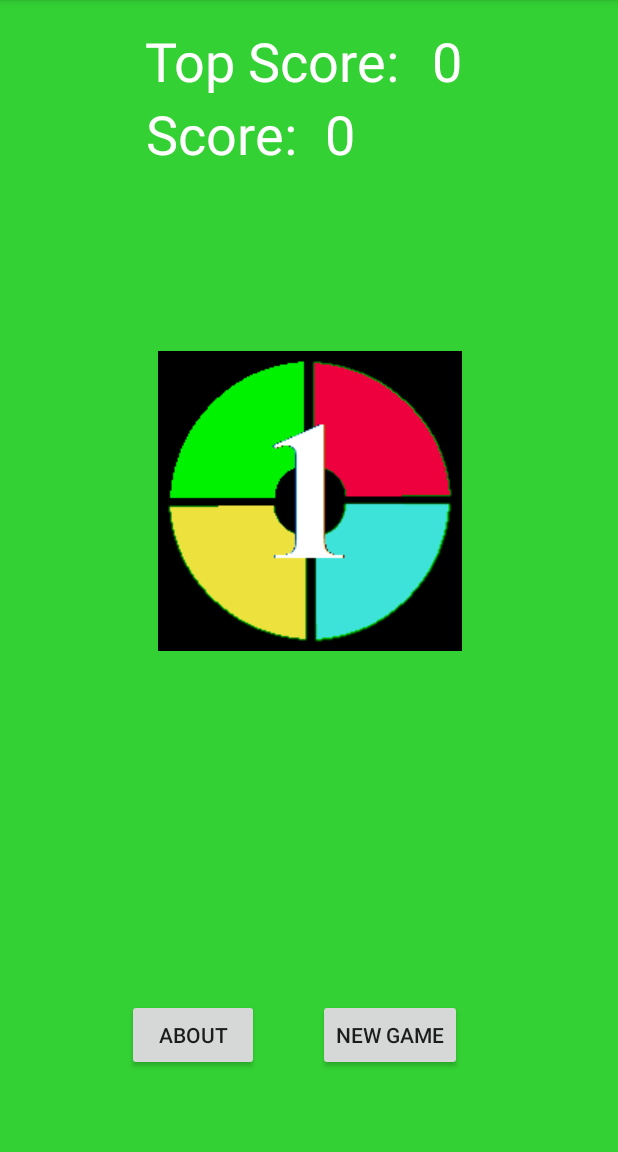
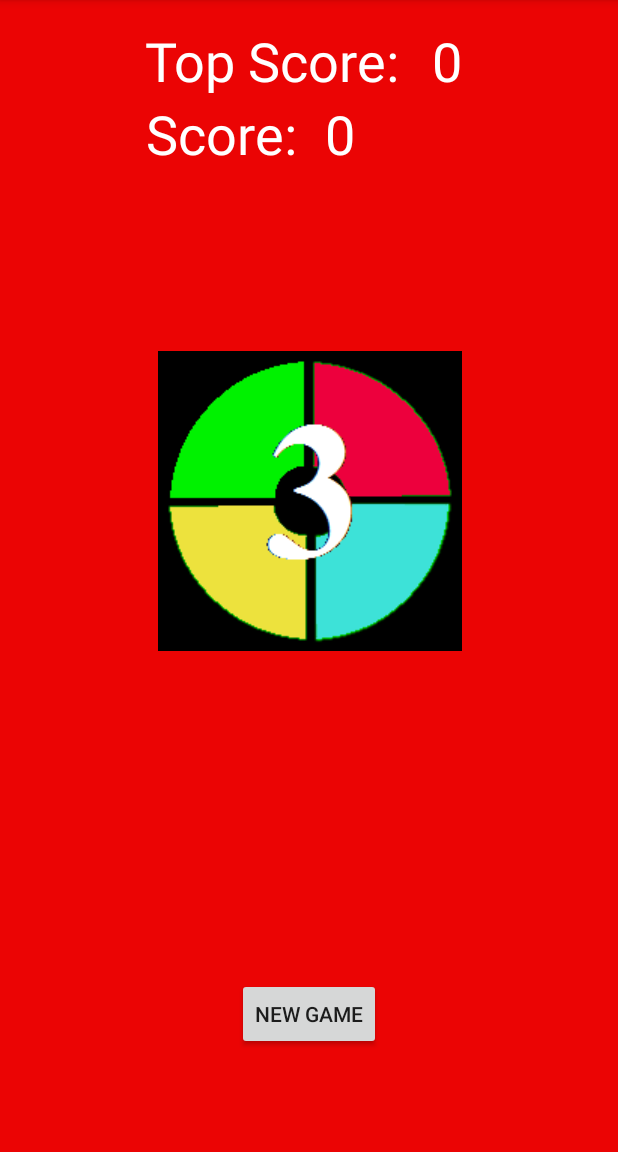
Before and after one commit to gary-larson/Simon, an Android app: the MainActivity screen opened directly, with no data from a screen before it, on a phone screen of 412 x 824 dp, the part 84-1236 px from its top. Run offline under Robolectric (Android 15) with nearby library versions, the phone set to English and light mode, and no system bars; pictures from the network do not load.

Commit message:
Sent gameMode to MainActivity, Added other two variations. Added gameMode to file processing, Removed about button from Content Main and centered new Game button. Changed mode 1 name to normal on title screen. Changed mode 2 name to fast on title screen.

```diff
--- a/app/src/main/java/com/example/gary/simon/MainActivity.java
+++ b/app/src/main/java/com/example/gary/simon/MainActivity.java
@@ -1,6 +1,7 @@
 package com.example.gary.simon;
 
 import android.content.Context;
+import android.content.Intent;
 import android.content.pm.ActivityInfo;
 import android.media.AudioAttributes;
 import android.media.SoundPool;
@@ -108,6 +109,7 @@ public class MainActivity extends AppCompatActivity
         simonSequence = new int[MAX_SEQ_LENGTH];
 
 
+
         // SoundPool variable initialization
         soundsLoaded = new HashSet<Integer>();
 
@@ -138,6 +140,15 @@ public class MainActivity extends AppCompatActivity
             TextView tv = (TextView)findViewById(R.id.topScore_textView);
             tv.setText(String.valueOf(topScore));
         }
+        Intent mIntent = getIntent();
+        gameMode = mIntent.getIntExtra("gameMode", 0);
+        if (gameMode == 3) {
+            iDelay = BUTTON_DELAY_3;
+        } else if (gameMode == 2) {
+            iDelay = BUTTON_DELAY_2;
+        } else {
+            iDelay = BUTTON_DELAY_1;
+        }
         setUpCurrentSequence();
 
     }
@@ -159,6 +170,9 @@ public class MainActivity extends AppCompatActivity
                 simonSeqCurrent = scanner.nextInt();
                 for (i = 0; i < simonSeqCurrent; i++)
                     simonSequence[i] = scanner.nextInt();
+                if (scanner.hasNextInt()) {
+                    gameMode = scanner.nextInt();
+                }
             }
             scanner.close();
         } catch (FileNotFoundException e) {
@@ -193,7 +207,7 @@ public class MainActivity extends AppCompatActivity
             // Log.i("count", "**********************"+ simonSequence[i]+ "** "+simonSeqCurrent );
 
             // Log.i("INFO", "---------- Write DATA COMPLETE");
-
+            pw.println(gameMode);
             pw.close();
         } catch (FileNotFoundException e) {
             // Log.e("WRITE_ERR", "Cannot save data: " + e.getMessage());
@@ -205,18 +219,15 @@ public class MainActivity extends AppCompatActivity
     * Method creates simon sequence.
     ****************************************************************************************** */
     private void setUpCurrentSequence(){
+        if (gameMode == 3) {
+            for (int i = 0; i < simonSeqCurrent; i++) {
+                simonSequence[i] = rand.nextInt(4) + 1;
+            }
+        }
 
         simonSequence[simonSeqCurrent] = rand.nextInt(4) + 1;
-       /*
-        simonSequence[simonSeqCurrent] = 1;
+
         simonSeqCurrent++;
-        simonSequence[simonSeqCurrent] = 2;
-        simonSeqCurrent++;
-        simonSequence[simonSeqCurrent] = 3;
-        simonSeqCurrent++;
-        simonSequence[simonSeqCurrent] = 4;
-simonSeqCurrent++;
-        */simonSeqCurrent++;
     }
 
     private void playSimonSequence() {
@@ -248,7 +259,7 @@ simonSeqCurrent++;
             // start timer for player to respond
            if (playerRespondTimer == null) {
                 playerRespondTimer = new Timer();
-                playerRespondTimer.schedule(new PlayerTimeExpiredTask(), iDelay * PLAYER_RESPONSE_MULTIPLIER);
+                playerRespondTimer.schedule(new PlayerTimeExpiredTask(), BUTTON_DELAY_1 * PLAYER_RESPONSE_MULTIPLIER);
                playerCount++;
                // Log.i("STATUS", "Reset PLAYER TIMER " + playerCount );
            //} else {
@@ -295,7 +306,7 @@ simonSeqCurrent++;
             // start timer for player to respond disabled for troubleshooting
             if (playerRespondTimer == null) {
                 playerRespondTimer = new Timer();
-                playerRespondTimer.schedule(new PlayerTimeExpiredTask(), iDelay * PLAYER_RESPONSE_MULTIPLIER);
+                playerRespondTimer.schedule(new PlayerTimeExpiredTask(), BUTTON_DELAY_1 * PLAYER_RESPONSE_MULTIPLIER);
                 playerCount++;
                // Log.i("STATUS", "PlaySimon PLAYER TIMER " + playerCount );
             }
@@ -402,7 +413,7 @@ simonSeqCurrent++;
         }
         simonSeqCurrent=0;
         resetCheckValues();
-        cancelButton();
+       // cancelButton();
        // Log.i("Status", "Call Cancel #5 gameOver");
         cancelPlayer();
         isSimonsTurn = false;
@@ -417,7 +428,7 @@ simonSeqCurrent++;
      *************************************************************************************/
     private void updateScore(){
         TextView tv =(TextView)findViewById(R.id.score_textView);
-        currentScore = simonSeqCurrent;
+        currentScore = simonSeqCurrent * gameMode;
         tv.setText(String.valueOf(currentScore));
 
         if(currentScore > topScore){
--- a/app/src/main/java/com/example/gary/simon/Title.java
+++ b/app/src/main/java/com/example/gary/simon/Title.java
@@ -68,6 +68,7 @@ public class Title extends AppCompatActivity implements RadioGroup.OnCheckedChan
             //else start game
             else {
                 Intent intent = new Intent(getApplicationContext(), MainActivity.class);
+                intent.putExtra("gameMode", gameMode);
                 startActivity(intent);
             }
         }
--- a/app/src/main/res/layout/content_main.xml
+++ b/app/src/main/res/layout/content_main.xml
@@ -112,22 +112,6 @@
         android:layout_below="@+id/textView"
         android:layout_toEndOf="@+id/textView3" />
 
-    <Button
-        android:text="About"
-        android:layout_width="wrap_content"
-        android:layout_height="wrap_content"
-        android:layout_marginBottom="38dp"
-        android:id="@+id/about_button"
-        android:layout_alignParentBottom="true"
-        android:layout_toStartOf="@+id/count" />
-
-    <Button
-        android:text="New Game"
-        android:layout_width="wrap_content"
-        android:layout_height="wrap_content"
-        android:layout_alignBottom="@+id/about_button"
-        android:layout_alignEnd="@+id/bottomRight_imageButton"
-        android:id="@+id/newGame_button" />
 
     <TextView
         android:layout_width="wrap_content"
@@ -136,7 +120,7 @@
         android:id="@+id/gameOver_textview"
         android:textColor="#ffffff"
         android:textSize="40sp"
-        android:layout_above="@+id/about_button"
+        android:layout_above="@+id/newGame_button"
         android:layout_centerHorizontal="true"
         android:textStyle="normal|bold" />
 
@@ -150,4 +134,13 @@
         android:background="#0019ff"
         android:layout_below="@+id/textView3"
         android:layout_centerHorizontal="true" />
+
+    <Button
+        android:text="New Game"
+        android:layout_width="wrap_content"
+        android:layout_height="wrap_content"
+        android:id="@+id/newGame_button"
+        android:layout_marginBottom="52dp"
+        android:layout_alignParentBottom="true"
+        android:layout_centerHorizontal="true" />
 </RelativeLayout>
--- a/app/src/main/res/layout/title.xml
+++ b/app/src/main/res/layout/title.xml
@@ -39,7 +39,7 @@
         android:id="@+id/game_mode">
 
         <RadioButton
-            android:text="One Player"
+            android:text="@string/mode_1"
             android:layout_width="wrap_content"
             android:layout_height="wrap_content"
             android:id="@+id/one_radioButton"
@@ -49,7 +49,7 @@
             android:textStyle="normal|bold" />
 
         <RadioButton
-            android:text="Two vs Simon"
+            android:text="@string/mode_2"
             android:layout_width="wrap_content"
             android:layout_height="wrap_content"
             android:id="@+id/two_radioButton"
@@ -59,7 +59,7 @@
             android:textSize="30sp" />
 
         <RadioButton
-            android:text="Insane"
+            android:text="@string/mode_3"
             android:layout_width="wrap_content"
             android:layout_height="wrap_content"
             android:id="@+id/insane_radioButton"
--- a/app/src/main/res/values/strings.xml
+++ b/app/src/main/res/values/strings.xml
@@ -9,6 +9,9 @@
     <string name="cyan_button">Cyan Button</string>
     <string name="red_button">Red Button</string>
     <string name="green_button">Green Button</string>
+    <string name="mode_1">Normal</string>
+    <string name="mode_2">Fast</string>
+    <string name="mode_3">Insane</string>
 
 
 </resources>
```
